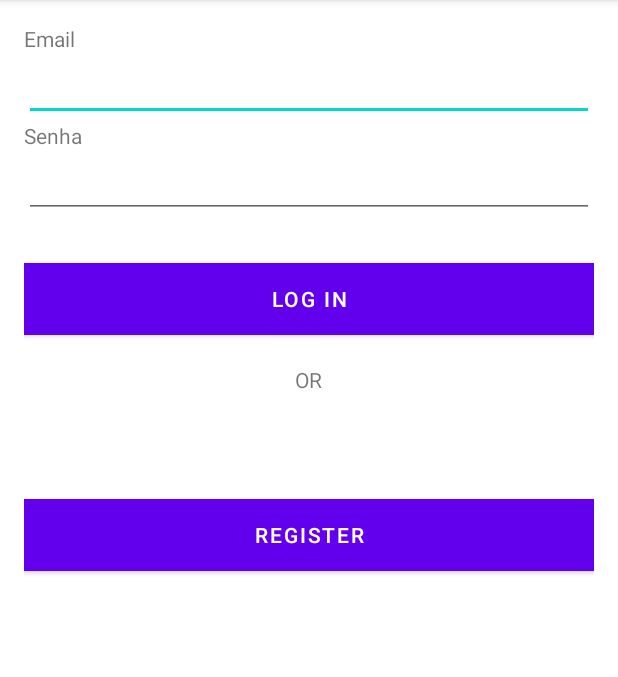
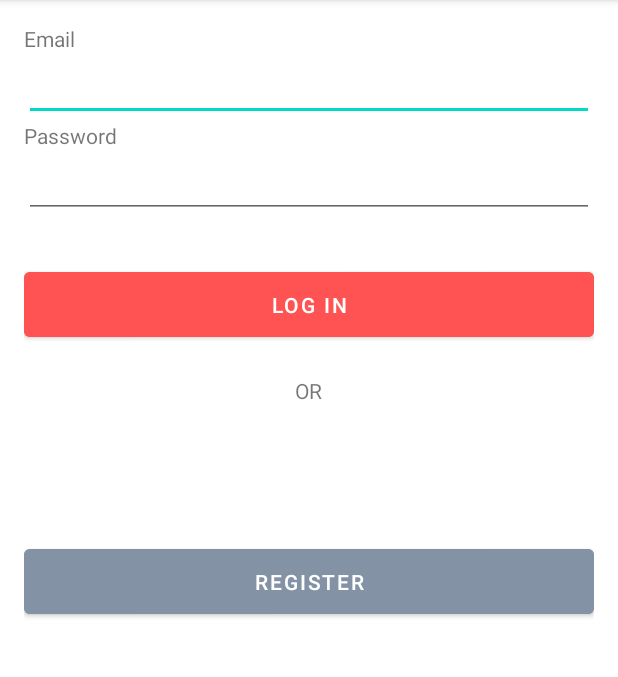
Before and after one commit to petersongit/DasafioCoreAndroidDigitalHouse, an Android app: the screen it shows after launch (LoginActivity), on a phone screen of 412 x 824 dp, the part 84-761 px from its top. Run offline under Robolectric (Android 15) with nearby library versions, the phone set to English and light mode, and no system bars.

Commit message:
Finalizado o Layout da tela de Login

```diff
--- a/app/src/main/java/com/example/digitalhousefoods/SplashScreenActivity.kt
+++ b/app/src/main/java/com/example/digitalhousefoods/SplashScreenActivity.kt
@@ -12,7 +12,7 @@ class SplashScreenActivity : AppCompatActivity() {
         super.onCreate(savedInstanceState)
         setContentView(R.layout.activity_splash_screen)
 
-        Toast.makeText(this, "Splash", Toast.LENGTH_LONG).show()
+       //Toast.makeText(this, "Splash", Toast.LENGTH_LONG).show()
 
         Handler(Looper.getMainLooper()).postDelayed({
             finish()
--- a/app/src/main/res/layout/activity_login.xml
+++ b/app/src/main/res/layout/activity_login.xml
@@ -19,7 +19,7 @@
         <TextView
             android:layout_width="wrap_content"
             android:layout_height="wrap_content"
-            android:text="Email"/>
+            android:text="@string/txt_email"/>
 
         <EditText
             android:id="@+id/edEmail"
@@ -30,7 +30,7 @@
         <TextView
             android:layout_width="wrap_content"
             android:layout_height="wrap_content"
-            android:text="Senha"/>
+            android:text="@string/txt_senha"/>
 
         <EditText
             android:id="@+id/edSenha"
@@ -41,10 +41,10 @@
         <Button
             android:id="@+id/btnLogin"
             android:layout_width="match_parent"
-            android:layout_height="wrap_content"
+            android:layout_height="55dp"
             android:layout_marginTop="30dp"
-            android:background="#FF5252"
-            android:text="LOG IN"
+           android:backgroundTint="@color/vermelho_claro"
+            android:text="@string/btn_login"
             android:textColor="#FFFFFF" />
 
         <TextView
@@ -56,12 +56,12 @@
 
         <Button
             android:id="@+id/btnRegistrar"
-            android:background="#8492A6"
-            android:textColor="#FFFFFF"
-            android:layout_marginTop="70dp"
             android:layout_width="match_parent"
-            android:layout_height="wrap_content"
-            android:text="REGISTER"/>
+            android:layout_height="55dp"
+            android:backgroundTint="@color/cinza"
+            android:layout_marginTop="90dp"
+            android:text="@string/btn_registro"
+            android:textColor="@color/white" />
     </LinearLayout>
 
 
--- a/app/src/main/res/values/colors.xml
+++ b/app/src/main/res/values/colors.xml
@@ -7,4 +7,7 @@
     <color name="teal_700">#FF018786</color>
     <color name="black">#FF000000</color>
     <color name="white">#FFFFFFFF</color>
+    <color name="vermelho_claro">#FF5252</color>
+    <color name="cinza">#8492A6</color>
+
 </resources>
--- a/app/src/main/res/values/strings.xml
+++ b/app/src/main/res/values/strings.xml
@@ -1,12 +1,9 @@
 <resources>
     <string name="app_name">Digital House Foods</string>
     <string name="title_activity_login">LoginActivity</string>
-    <string name="prompt_email">Email</string>
-    <string name="prompt_password">Password</string>
-    <string name="action_sign_in">Sign in or register</string>
-    <string name="action_sign_in_short">Sign in</string>
-    <string name="welcome">"Welcome !"</string>
-    <string name="invalid_username">Not a valid username</string>
-    <string name="invalid_password">Password must be >5 characters</string>
-    <string name="login_failed">"Login failed"</string>
+    <string name="txt_email">Email</string>
+    <string name="txt_senha">Password</string>
+    <string name="btn_login">LOG IN</string>
+    <string name="btn_registro">REGISTER</string>
+
 </resources>
```
Also changed, not shown: app/src/main/AndroidManifest.xml (+3 -12 lines), app/src/main/java/com/example/digitalhousefoods/CadastroUsuario.kt (added, +11 -0 lines), app/src/main/res/layout/activity_cadastro_usuario.xml (added, +9 -0 lines).
